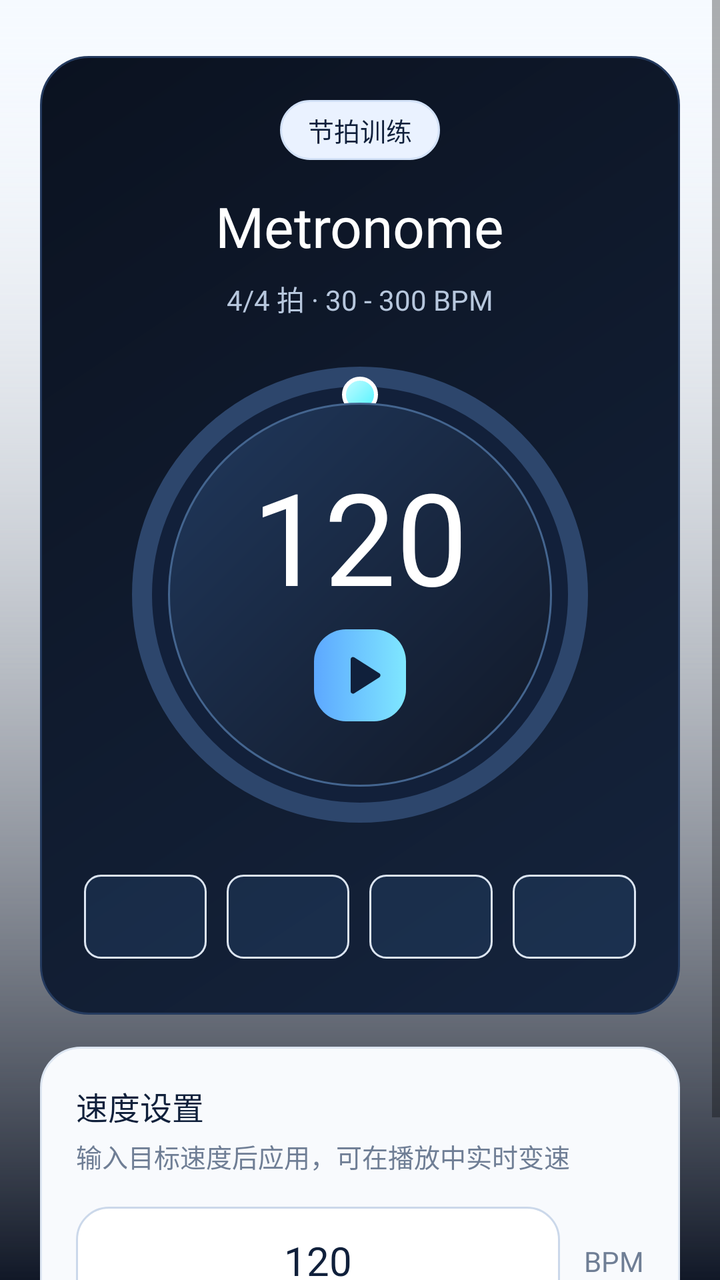
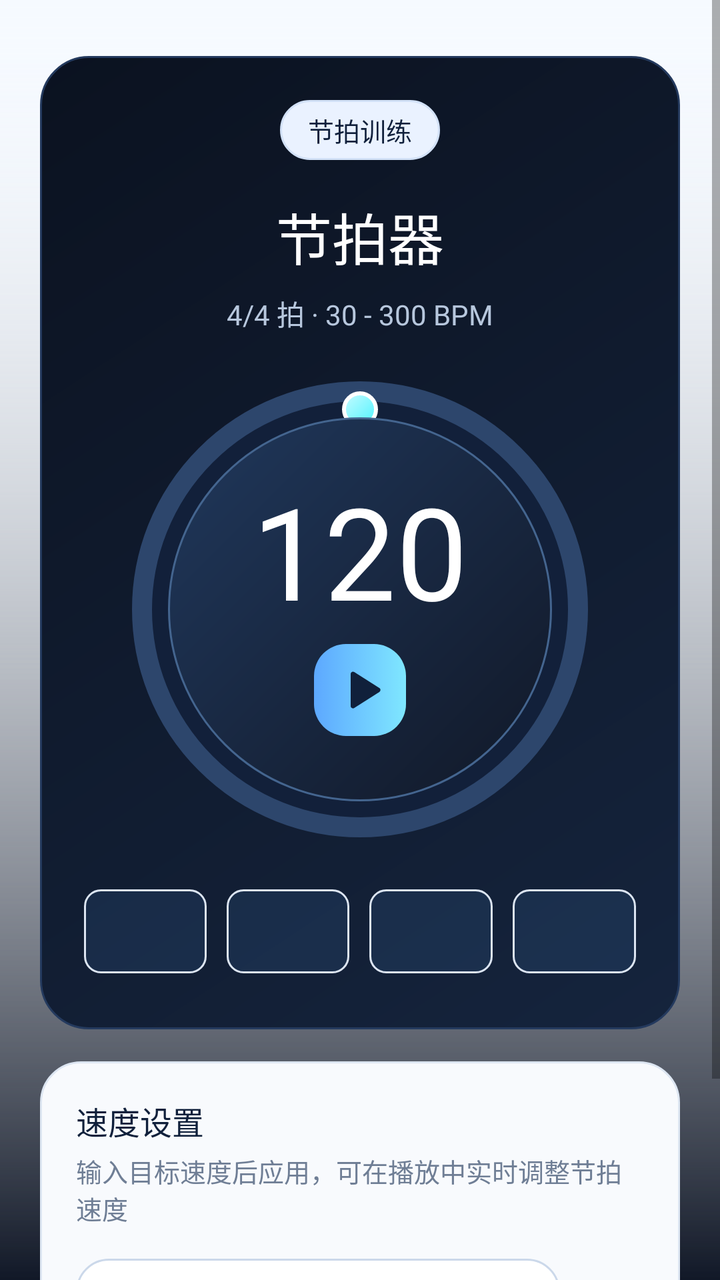

Before-and-after screenshots of an Android layout around one commit, followed by the original layout XML and the change that was made.
<!-- AndroidManifest.xml: application theme Theme.AndroidMvvmTemplate -->
<!-- res/layout/fragment_detail.xml -->
<?xml version="1.0" encoding="utf-8"?>
<layout xmlns:android="http://schemas.android.com/apk/res/android">

    <data>
        <variable
            name="page"
            type="com.dp.truning.ui.fragments.detail.DetailFragment" />

        <variable
            name="vm"
            type="com.dp.truning.ui.fragments.detail.DetailViewModel" />
    </data>

    <FrameLayout
        android:layout_width="match_parent"
        android:layout_height="match_parent"
        android:background="@drawable/bg_metronome_background">

        <ScrollView
            android:layout_width="match_parent"
            android:layout_height="match_parent"
            android:clipToPadding="false"
            android:fillViewport="true"
            android:overScrollMode="never">

            <LinearLayout
                android:layout_width="match_parent"
                android:layout_height="wrap_content"
                android:gravity="center_horizontal"
                android:orientation="vertical"
                android:paddingStart="20dp"
                android:paddingTop="28dp"
                android:paddingEnd="20dp"
                android:paddingBottom="28dp">

                <LinearLayout
                    android:layout_width="match_parent"
                    android:layout_height="wrap_content"
                    android:background="@drawable/bg_metronome_header"
                    android:gravity="center_horizontal"
                    android:orientation="vertical"
                    android:paddingStart="22dp"
                    android:paddingTop="22dp"
                    android:paddingEnd="22dp"
                    android:paddingBottom="26dp">

                    <TextView
                        android:layout_width="wrap_content"
                        android:layout_height="30dp"
                        android:background="@drawable/bg_metronome_chip"
                        android:fontFamily="@font/poppins_medium"
                        android:gravity="center"
                        android:paddingStart="14dp"
                        android:paddingEnd="14dp"
                        android:text="节拍训练"
                        android:textColor="@color/home_text_primary"
                        android:textSize="13sp" />

                    <TextView
                        android:layout_width="wrap_content"
                        android:layout_height="wrap_content"
                        android:layout_marginTop="18dp"
                        android:fontFamily="@font/poppins_medium"
                        android:includeFontPadding="false"
                        android:text="Metronome"
                        android:textColor="@color/white"
                        android:textSize="28sp" />

                    <TextView
                        android:layout_width="wrap_content"
                        android:layout_height="wrap_content"
                        android:layout_marginTop="8dp"
                        android:fontFamily="@font/poppins_medium"
                        android:text="4/4 拍 · 30 - 300 BPM"
                        android:textColor="#B7C7DD"
                        android:textSize="14sp" />

                    <FrameLayout
                        android:layout_width="228dp"
                        android:layout_height="228dp"
                        android:layout_marginTop="24dp">

                        <FrameLayout
                            android:id="@+id/metronome_ring_background"
                            android:layout_width="match_parent"
                            android:layout_height="match_parent"
                            android:background="@drawable/bg_metronome_ring" />

                        <FrameLayout
                            android:id="@+id/metronome_ring_marker_container"
                            android:layout_width="match_parent"
                            android:layout_height="match_parent">

                            <View
                                android:layout_width="18dp"
                                android:layout_height="18dp"
                                android:layout_gravity="top|center_horizontal"
                                android:layout_marginTop="5dp"
                                android:background="@drawable/bg_metronome_ring_marker" />

                        </FrameLayout>

                        <LinearLayout
                            android:layout_width="match_parent"
                            android:layout_height="match_parent"
                            android:layout_margin="18dp"
                            android:background="@drawable/bg_metronome_ring_inner"
                            android:gravity="center"
                            android:orientation="vertical">

                            <TextView
                                android:id="@+id/current_bpm_text"
                                android:layout_width="wrap_content"
                                android:layout_height="wrap_content"
                                android:fontFamily="@font/poppins_black"
                                android:includeFontPadding="false"
                                android:text="120"
                                android:textColor="@color/white"
                                android:textSize="64sp" />

                            <ImageButton
                                android:id="@+id/play_pause_button"
                                android:layout_width="46dp"
                                android:layout_height="46dp"
                                android:layout_marginTop="6dp"
                                android:background="@drawable/bg_metronome_button_primary"
                                android:contentDescription="播放"
                                android:onClick="@{page::togglePlayback}"
                                android:padding="10dp"
                                android:scaleType="center"
                                android:src="@drawable/ic_metronome_play" />

                        </LinearLayout>
                    </FrameLayout>

                    <LinearLayout
                        android:id="@+id/beat_visualizer"
                        android:layout_width="match_parent"
                        android:layout_height="46dp"
                        android:layout_marginTop="24dp"
                        android:gravity="center"
                        android:orientation="horizontal"
                        android:weightSum="4">

                        <View
                            android:id="@+id/beat_block_1"
                            android:layout_width="0dp"
                            android:layout_height="42dp"
                            android:layout_weight="1"
                            android:background="@drawable/bg_beat_block_inactive" />

                        <View
                            android:id="@+id/beat_block_2"
                            android:layout_width="0dp"
                            android:layout_height="42dp"
                            android:layout_marginStart="10dp"
                            android:layout_weight="1"
                            android:background="@drawable/bg_beat_block_inactive" />

                        <View
                            android:id="@+id/beat_block_3"
                            android:layout_width="0dp"
                            android:layout_height="42dp"
                            android:layout_marginStart="10dp"
                            android:layout_weight="1"
                            android:background="@drawable/bg_beat_block_inactive" />

                        <View
                            android:id="@+id/beat_block_4"
                            android:layout_width="0dp"
                            android:layout_height="42dp"
                            android:layout_marginStart="10dp"
                            android:layout_weight="1"
                            android:background="@drawable/bg_beat_block_inactive" />

                    </LinearLayout>

                </LinearLayout>

                <LinearLayout
                    android:layout_width="match_parent"
                    android:layout_height="wrap_content"
                    android:layout_marginTop="16dp"
                    android:background="@drawable/bg_metronome_panel"
                    android:orientation="vertical"
                    android:paddingStart="18dp"
                    android:paddingTop="18dp"
                    android:paddingEnd="18dp"
                    android:paddingBottom="18dp">

                    <TextView
                        android:layout_width="wrap_content"
                        android:layout_height="wrap_content"
                        android:fontFamily="@font/poppins_medium"
                        android:text="速度设置"
                        android:textColor="@color/home_text_primary"
                        android:textSize="16sp" />

                    <TextView
                        android:layout_width="wrap_content"
                        android:layout_height="wrap_content"
                        android:layout_marginTop="4dp"
                        android:fontFamily="@font/poppins_medium"
                        android:text="输入目标速度后应用，可在播放中实时变速"
                        android:textColor="@color/home_text_secondary"
                        android:textSize="13sp" />

                    <LinearLayout
                        android:layout_width="match_parent"
                        android:layout_height="wrap_content"
                        android:layout_marginTop="16dp"
                        android:gravity="center_vertical"
                        android:orientation="horizontal">

                        <EditText
                            android:id="@+id/bpm_input"
                            android:layout_width="0dp"
                            android:layout_height="56dp"
                            android:layout_weight="1"
                            android:autofillHints=""
                            android:background="@drawable/bg_metronome_input"
                            android:fontFamily="@font/poppins_medium"
                            android:gravity="center"
                            android:hint="120"
                            android:inputType="number"
                            android:maxLength="3"
                            android:text="120"
                            android:textColor="@color/home_text_primary"
                            android:textColorHint="@color/home_text_secondary"
                            android:textSize="20sp" />

                        <TextView
                            android:layout_width="wrap_content"
                            android:layout_height="wrap_content"
                            android:layout_marginStart="12dp"
                            android:fontFamily="@font/poppins_medium"
                            android:text="BPM"
                            android:textColor="@color/home_text_secondary"
                            android:textSize="14sp" />

                    </LinearLayout>














                </LinearLayout>

                <LinearLayout
                    android:layout_width="match_parent"
                    android:layout_height="wrap_content"
                    android:layout_marginTop="16dp"
                    android:gravity="center"
                    android:visibility="gone"
                    android:orientation="horizontal"
                    android:weightSum="2">

                    <Button
                        android:layout_width="0dp"
                        android:layout_height="58dp"
                        android:layout_weight="1"
                        android:background="@drawable/bg_metronome_button_primary"
                        android:fontFamily="@font/poppins_medium"
                        android:onClick="@{page::start}"
                        android:stateListAnimator="@null"
                        android:text="开始"
                        android:textAllCaps="false"
                        android:textColor="@color/home_text_primary"
                        android:textSize="16sp" />

                    <Button
                        android:layout_width="0dp"
                        android:layout_height="58dp"
                        android:layout_marginStart="12dp"
                        android:layout_weight="1"
                        android:background="@drawable/bg_metronome_button_secondary"
                        android:fontFamily="@font/poppins_medium"
                        android:onClick="@{page::stop}"
                        android:stateListAnimator="@null"
                        android:text="停止"
                        android:textAllCaps="false"
                        android:textColor="@color/home_text_primary"
                        android:textSize="16sp" />

                </LinearLayout>

                <View
                    android:layout_width="54dp"
                    android:layout_height="4dp"
                    android:layout_marginTop="24dp"
                    android:background="@drawable/bg_metronome_line" />

            </LinearLayout>
        </ScrollView>
    </FrameLayout>
</layout>
<!-- resources referenced by this layout -->
<resources>
  <color name="home_text_primary">#10203B</color>
  <color name="home_text_secondary">#6F7E95</color>
  <color name="white">#FFFFFFFF</color>
  <!-- drawable bg_beat_block_inactive (drawable) -->
  <?xml version="1.0" encoding="utf-8"?>
  <shape xmlns:android="http://schemas.android.com/apk/res/android"
      android:shape="rectangle">
      <corners android:radius="8dp" />
      <solid android:color="#1A5DA8FF" />
      <stroke
          android:width="1dp"
          android:color="@color/home_stroke" />
  </shape>
  <!-- drawable bg_metronome_chip (drawable) -->
  <?xml version="1.0" encoding="utf-8"?>
  <shape xmlns:android="http://schemas.android.com/apk/res/android"
      android:shape="rectangle">
      <corners android:radius="999dp" />
      <solid android:color="#EAF2FF" />
      <stroke
          android:width="1dp"
          android:color="#D2E1F7" />
  </shape>
  <!-- drawable bg_metronome_line (drawable) -->
  <?xml version="1.0" encoding="utf-8"?>
  <shape xmlns:android="http://schemas.android.com/apk/res/android"
      android:shape="rectangle">
      <corners android:radius="999dp" />
      <solid android:color="#7FE7FF" />
  </shape>
  <!-- drawable bg_metronome_panel (drawable) -->
  <?xml version="1.0" encoding="utf-8"?>
  <shape xmlns:android="http://schemas.android.com/apk/res/android"
      android:shape="rectangle">
      <corners android:radius="20dp" />
      <solid android:color="#F8FAFD" />
      <stroke
          android:width="1dp"
          android:color="#DDE6F2" />
  </shape>
  <!-- drawable bg_metronome_ring (drawable) -->
  <?xml version="1.0" encoding="utf-8"?>
  <shape xmlns:android="http://schemas.android.com/apk/res/android"
      android:shape="oval">
      <solid android:color="#12203A" />
      <stroke
          android:width="10dp"
          android:color="#2D466C" />
  </shape>
  <!-- drawable bg_metronome_ring_inner (drawable) -->
  <?xml version="1.0" encoding="utf-8"?>
  <shape xmlns:android="http://schemas.android.com/apk/res/android"
      android:shape="oval">
      <gradient
          android:angle="315"
          android:endColor="#111827"
          android:startColor="#20385C" />
      <stroke
          android:width="1dp"
          android:color="#44658F" />
  </shape>
  <!-- drawable bg_metronome_ring_marker (drawable) -->
  <?xml version="1.0" encoding="utf-8"?>
  <shape xmlns:android="http://schemas.android.com/apk/res/android"
      android:shape="oval">
      <gradient
          android:angle="315"
          android:endColor="#4DF3FF"
          android:startColor="#C7FBFF" />
      <stroke
          android:width="2dp"
          android:color="#FFFFFF" />
  </shape>
  <style name="Theme.AndroidMvvmTemplate" parent="Theme.MaterialComponents.Light.NoActionBar">
          <item name="colorPrimary">@color/colorPrimary</item>
          <item name="colorPrimaryVariant">@color/colorPrimaryVariant</item>
          <item name="colorOnPrimary">@color/white</item>
          <item name="colorSecondary">@color/colorSecondary</item>
          <item name="colorSecondaryVariant">@color/colorSecondaryVariant</item>
          <item name="colorOnSecondary">@color/black</item>
          <item name="android:statusBarColor">@color/white</item>
          <item name="android:windowLightStatusBar" tools:targetApi="m">true</item>
          <item name="android:includeFontPadding">false</item>
      </style>
  <color name="home_stroke">#DCE5F2</color>
  <color name="colorPrimary">#0074D9</color>
  <color name="colorPrimaryVariant">#6D83FF</color>
  <color name="colorSecondary">#599FFE</color>
  <color name="colorSecondaryVariant">#3A91DD</color>
  <color name="black">#FF000000</color>
  <!-- unchanged entries left out for length: 6 -->
</resources>

<!-- the commit's change to res/layout/fragment_detail.xml (unified diff, before → after) -->
@@ -62,7 +62,7 @@
                         android:layout_marginTop="18dp"
                         android:fontFamily="@font/poppins_medium"
                         android:includeFontPadding="false"
-                        android:text="Metronome"
+                        android:text="节拍器"
                         android:textColor="@color/white"
                         android:textSize="28sp" />
 
@@ -97,7 +97,6 @@
                                 android:layout_gravity="top|center_horizontal"
                                 android:layout_marginTop="5dp"
                                 android:background="@drawable/bg_metronome_ring_marker" />
-
                         </FrameLayout>
 
                         <LinearLayout
@@ -124,12 +123,11 @@
                                 android:layout_height="46dp"
                                 android:layout_marginTop="6dp"
                                 android:background="@drawable/bg_metronome_button_primary"
-                                android:contentDescription="播放"
+                                android:contentDescription="@string/metronome_play"
                                 android:onClick="@{page::togglePlayback}"
                                 android:padding="10dp"
                                 android:scaleType="center"
                                 android:src="@drawable/ic_metronome_play" />
-
                         </LinearLayout>
                     </FrameLayout>
 
@@ -172,9 +170,7 @@
                             android:layout_marginStart="10dp"
                             android:layout_weight="1"
                             android:background="@drawable/bg_beat_block_inactive" />
-
                     </LinearLayout>
-
                 </LinearLayout>
 
                 <LinearLayout
@@ -201,7 +197,7 @@
                         android:layout_height="wrap_content"
                         android:layout_marginTop="4dp"
                         android:fontFamily="@font/poppins_medium"
-                        android:text="输入目标速度后应用，可在播放中实时变速"
+                        android:text="输入目标速度后应用，可在播放中实时调整节拍速度"
                         android:textColor="@color/home_text_secondary"
                         android:textSize="13sp" />
 
@@ -237,22 +233,7 @@
                             android:text="BPM"
                             android:textColor="@color/home_text_secondary"
                             android:textSize="14sp" />
-
                     </LinearLayout>
-
-
-
-
-
-
-
-
-
-
-
-
-
-
                 </LinearLayout>
 
                 <LinearLayout
@@ -260,8 +241,8 @@
                     android:layout_height="wrap_content"
                     android:layout_marginTop="16dp"
                     android:gravity="center"
+                    android:orientation="horizontal"
                     android:visibility="gone"
-                    android:orientation="horizontal"
                     android:weightSum="2">
 
                     <Button
@@ -290,7 +271,6 @@
                         android:textAllCaps="false"
                         android:textColor="@color/home_text_primary"
                         android:textSize="16sp" />
-
                 </LinearLayout>
 
                 <View
@@ -298,7 +278,6 @@
                     android:layout_height="4dp"
                     android:layout_marginTop="24dp"
                     android:background="@drawable/bg_metronome_line" />
-
             </LinearLayout>
         </ScrollView>
     </FrameLayout>
<!-- resource entries referenced after the edit -->
@@ -73,6 +73,7 @@
           android:width="2dp"
           android:color="#FFFFFF" />
   </shape>
+  <string name="metronome_play">播放</string>
   <style name="Theme.AndroidMvvmTemplate" parent="Theme.MaterialComponents.Light.NoActionBar">
           <item name="colorPrimary">@color/colorPrimary</item>
           <item name="colorPrimaryVariant">@color/colorPrimaryVariant</item>
@@ -80,7 +81,8 @@
           <item name="colorSecondary">@color/colorSecondary</item>
           <item name="colorSecondaryVariant">@color/colorSecondaryVariant</item>
           <item name="colorOnSecondary">@color/black</item>
-          <item name="android:statusBarColor">@color/white</item>
+          <item name="android:statusBarColor">@android:color/transparent</item>
+          <item name="android:navigationBarColor">@android:color/transparent</item>
           <item name="android:windowLightStatusBar" tools:targetApi="m">true</item>
           <item name="android:includeFontPadding">false</item>
       </style>
